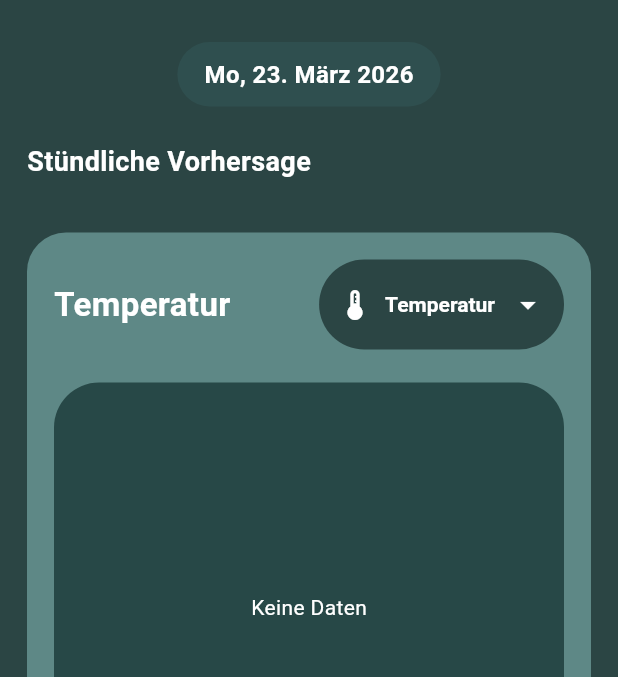
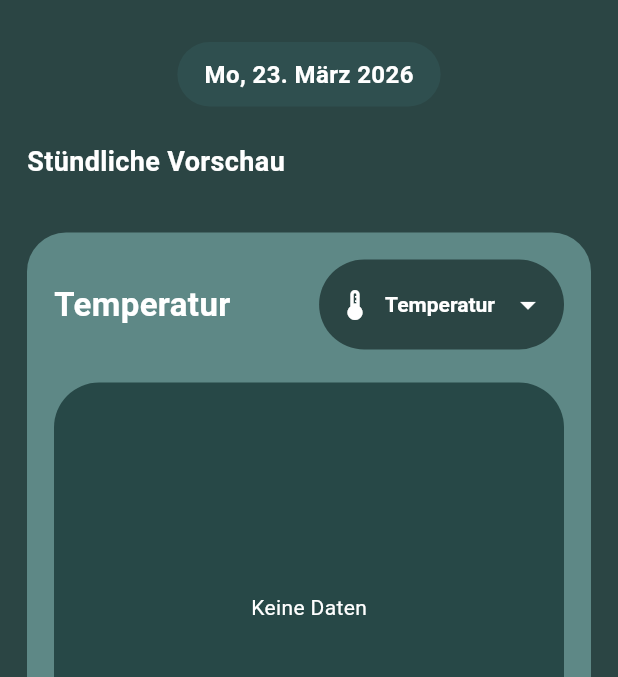
Before and after one commit to Jonathansixt2310/FogCast_App, a Flutter app: the ForecastDetailPage screen opened directly with empty values, on a phone screen of 412 x 824 dp, the part 63-740 px from its top. Run offline on Flutter 3.47's test engine with Material 3 defaults, Android fonts, the phone set to English and light mode, and no system bars; our stand-ins replace fl_chart, flutter_riverpod; network calls fail.

Commit message:
Detailansicht - Stündliche Vorschau

```diff
--- a/lib/features/live_data/presentation/forecast_detail_page.dart
+++ b/lib/features/live_data/presentation/forecast_detail_page.dart
@@ -124,7 +124,7 @@ class _ForecastDetailPageState extends ConsumerState<ForecastDetailPage> {
 
             // --- 2. VERTIKALE STÜNDLICHE VORHERSAGE ---
             const Text(
-              'Stündliche Vorhersage',
+              'Stündliche Vorschau',
               style: TextStyle(
                 color: white,
                 fontSize: 18,
```
